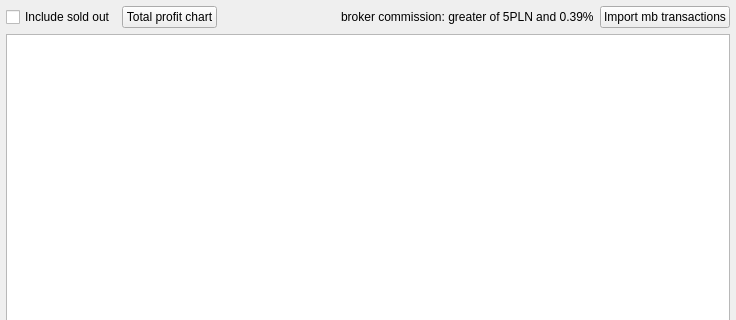
Old version of the form src/stockmonitor/ui/widget/walletwidget.ui in the repository anetczuk/stock-monitor; both pictures show x 0 to 736 and y 0 to 320 of the 736 by 628 pixel window.
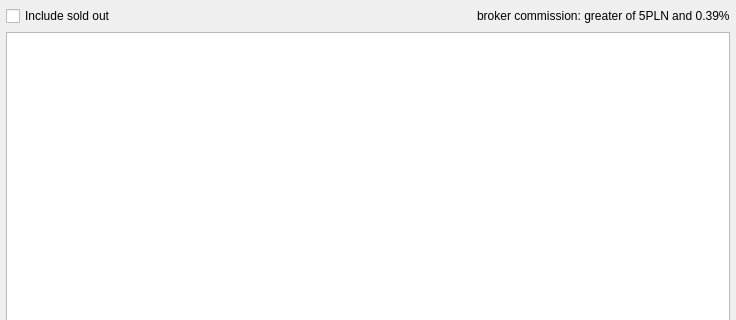
New version of the form. Custom widgets are drawn as their Qt base class.

Commit message: Added "Wallet" menu, added transaction match modes

```diff
--- a/src/stockmonitor/ui/widget/walletwidget.ui
+++ b/src/stockmonitor/ui/widget/walletwidget.ui
@@ -38,13 +38,6 @@
        </property>
       </widget>
      </item>
-     <item>
-      <widget class="QPushButton" name="totalProfitChartPB">
-       <property name="text">
-        <string>Total profit chart</string>
-       </property>
-      </widget>
-     </item>
      <item>
       <spacer name="horizontalSpacer">
        <property name="orientation">
@@ -65,13 +58,6 @@
        </property>
       </widget>
      </item>
-     <item>
-      <widget class="QPushButton" name="importMBPB">
-       <property name="text">
-        <string>Import mb transactions</string>
-       </property>
-      </widget>
-     </item>
     </layout>
    </item>
    <item>
```
The commit also changes 7 other files.
